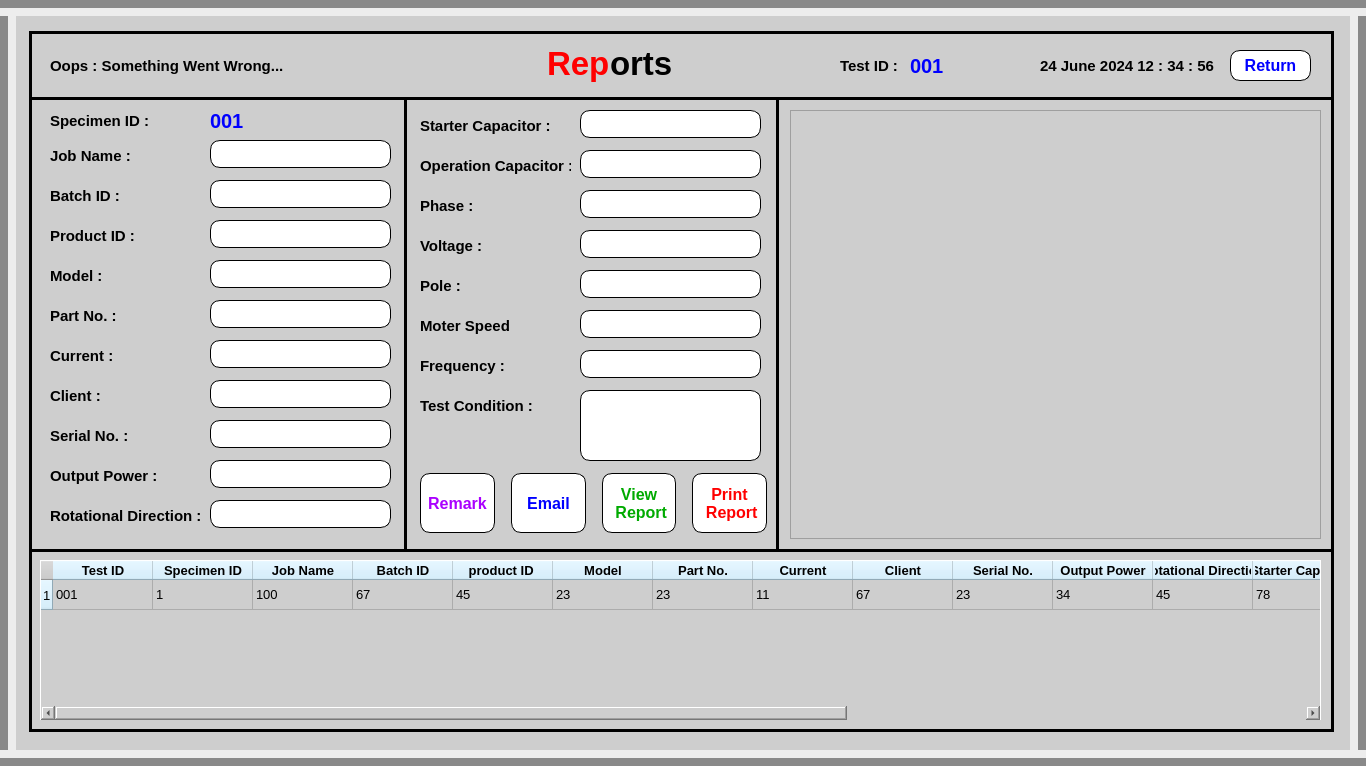
Before: the Qt Designer form ROLTA-DYNO/Reports.ui in sanjaymanegit/testRepo, drawn with Qt 5.
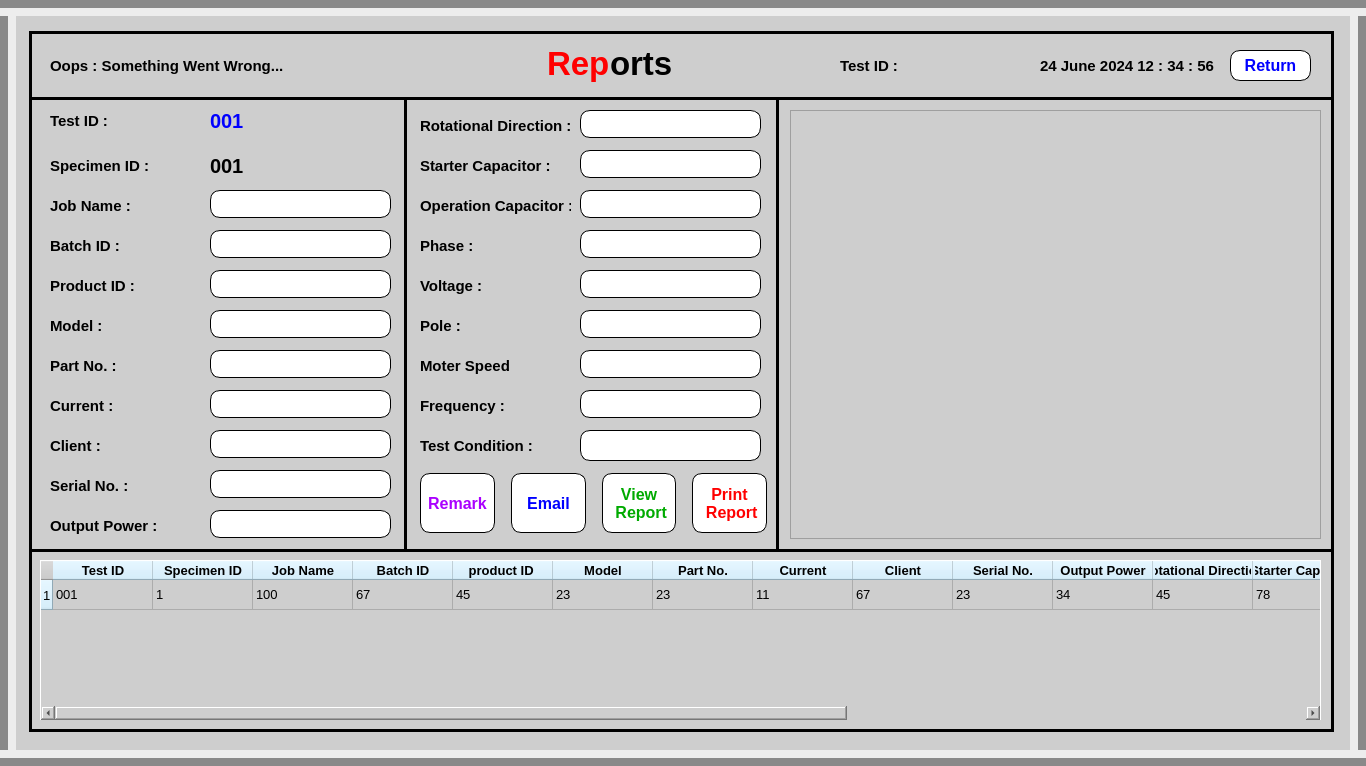
After: the same form once the commit is applied.

The edit to the form file:
```diff
--- a/ROLTA-DYNO/Reports.ui
+++ b/ROLTA-DYNO/Reports.ui
@@ -53,7 +53,7 @@
 </string>
     </property>
     <property name="text">
-     <string>Specimen ID :</string>
+     <string>Test ID :</string>
     </property>
     <property name="alignment">
      <set>Qt::AlignLeading|Qt::AlignLeft|Qt::AlignVCenter</set>
@@ -63,7 +63,7 @@
     <property name="geometry">
      <rect>
       <x>50</x>
-      <y>260</y>
+      <y>310</y>
       <width>151</width>
       <height>31</height>
      </rect>
@@ -93,7 +93,7 @@
     <property name="geometry">
      <rect>
       <x>50</x>
-      <y>460</y>
+      <y>510</y>
       <width>151</width>
       <height>31</height>
      </rect>
@@ -123,7 +123,7 @@
     <property name="geometry">
      <rect>
       <x>210</x>
-      <y>260</y>
+      <y>310</y>
       <width>181</width>
       <height>28</height>
      </rect>
@@ -159,7 +159,7 @@
     <property name="geometry">
      <rect>
       <x>580</x>
-      <y>230</y>
+      <y>270</y>
       <width>181</width>
       <height>28</height>
      </rect>
@@ -195,7 +195,7 @@
     <property name="geometry">
      <rect>
       <x>50</x>
-      <y>220</y>
+      <y>270</y>
       <width>151</width>
       <height>31</height>
      </rect>
@@ -299,7 +299,7 @@
     <property name="geometry">
      <rect>
       <x>420</x>
-      <y>230</y>
+      <y>270</y>
       <width>101</width>
       <height>31</height>
      </rect>
@@ -329,7 +329,7 @@
     <property name="geometry">
      <rect>
       <x>580</x>
-      <y>150</y>
+      <y>190</y>
       <width>181</width>
       <height>28</height>
      </rect>
@@ -364,7 +364,7 @@
     <property name="geometry">
      <rect>
       <x>50</x>
-      <y>340</y>
+      <y>390</y>
       <width>151</width>
       <height>31</height>
      </rect>
@@ -394,7 +394,7 @@
     <property name="geometry">
      <rect>
       <x>420</x>
-      <y>110</y>
+      <y>150</y>
       <width>151</width>
       <height>31</height>
      </rect>
@@ -460,7 +460,7 @@
     <property name="geometry">
      <rect>
       <x>420</x>
-      <y>350</y>
+      <y>390</y>
       <width>151</width>
       <height>31</height>
      </rect>
@@ -490,7 +490,7 @@
     <property name="geometry">
      <rect>
       <x>210</x>
-      <y>460</y>
+      <y>510</y>
       <width>181</width>
       <height>28</height>
      </rect>
@@ -525,7 +525,7 @@
     <property name="geometry">
      <rect>
       <x>580</x>
-      <y>350</y>
+      <y>390</y>
       <width>181</width>
       <height>28</height>
      </rect>
@@ -560,7 +560,7 @@
     <property name="geometry">
      <rect>
       <x>420</x>
-      <y>270</y>
+      <y>310</y>
       <width>91</width>
       <height>31</height>
      </rect>
@@ -590,7 +590,7 @@
     <property name="geometry">
      <rect>
       <x>50</x>
-      <y>140</y>
+      <y>190</y>
       <width>151</width>
       <height>31</height>
      </rect>
@@ -620,7 +620,7 @@
     <property name="geometry">
      <rect>
       <x>50</x>
-      <y>180</y>
+      <y>230</y>
       <width>151</width>
       <height>31</height>
      </rect>
@@ -650,7 +650,7 @@
     <property name="geometry">
      <rect>
       <x>50</x>
-      <y>300</y>
+      <y>350</y>
       <width>151</width>
       <height>31</height>
      </rect>
@@ -680,7 +680,7 @@
     <property name="geometry">
      <rect>
       <x>50</x>
-      <y>420</y>
+      <y>470</y>
       <width>151</width>
       <height>31</height>
      </rect>
@@ -710,7 +710,7 @@
     <property name="geometry">
      <rect>
       <x>210</x>
-      <y>420</y>
+      <y>470</y>
       <width>181</width>
       <height>28</height>
      </rect>
@@ -745,7 +745,7 @@
     <property name="geometry">
      <rect>
       <x>580</x>
-      <y>310</y>
+      <y>350</y>
       <width>181</width>
       <height>28</height>
      </rect>
@@ -810,7 +810,7 @@
     <property name="geometry">
      <rect>
       <x>210</x>
-      <y>180</y>
+      <y>230</y>
       <width>181</width>
       <height>28</height>
      </rect>
@@ -846,7 +846,7 @@
     <property name="geometry">
      <rect>
       <x>420</x>
-      <y>190</y>
+      <y>230</y>
       <width>101</width>
       <height>31</height>
      </rect>
@@ -876,7 +876,7 @@
     <property name="geometry">
      <rect>
       <x>210</x>
-      <y>340</y>
+      <y>390</y>
       <width>181</width>
       <height>28</height>
      </rect>
@@ -912,7 +912,7 @@
     <property name="geometry">
      <rect>
       <x>580</x>
-      <y>110</y>
+      <y>150</y>
       <width>181</width>
       <height>28</height>
      </rect>
@@ -1014,7 +1014,7 @@
     <property name="geometry">
      <rect>
       <x>420</x>
-      <y>150</y>
+      <y>190</y>
       <width>151</width>
       <height>31</height>
      </rect>
@@ -1043,8 +1043,8 @@
    <widget class="QLabel" name="label_71">
     <property name="geometry">
      <rect>
-      <x>50</x>
-      <y>500</y>
+      <x>420</x>
+      <y>110</y>
       <width>151</width>
       <height>31</height>
      </rect>
@@ -1074,7 +1074,7 @@
     <property name="geometry">
      <rect>
       <x>50</x>
-      <y>380</y>
+      <y>430</y>
       <width>151</width>
       <height>31</height>
      </rect>
@@ -1104,9 +1104,9 @@
     <property name="geometry">
      <rect>
       <x>580</x>
-      <y>390</y>
+      <y>430</y>
       <width>181</width>
-      <height>71</height>
+      <height>31</height>
      </rect>
     </property>
     <property name="font">
@@ -1137,7 +1137,7 @@
     <property name="geometry">
      <rect>
       <x>210</x>
-      <y>140</y>
+      <y>190</y>
       <width>181</width>
       <height>28</height>
      </rect>
@@ -1173,7 +1173,7 @@
     <property name="geometry">
      <rect>
       <x>210</x>
-      <y>300</y>
+      <y>350</y>
       <width>181</width>
       <height>28</height>
      </rect>
@@ -1388,7 +1388,7 @@
     <property name="geometry">
      <rect>
       <x>580</x>
-      <y>190</y>
+      <y>230</y>
       <width>181</width>
       <height>28</height>
      </rect>
@@ -1424,7 +1424,7 @@
     <property name="geometry">
      <rect>
       <x>210</x>
-      <y>220</y>
+      <y>270</y>
       <width>181</width>
       <height>28</height>
      </rect>
@@ -1458,8 +1458,8 @@
    <widget class="QLineEdit" name="lineEdit_22">
     <property name="geometry">
      <rect>
-      <x>210</x>
-      <y>500</y>
+      <x>580</x>
+      <y>110</y>
       <width>181</width>
       <height>28</height>
      </rect>
@@ -1494,7 +1494,7 @@
     <property name="geometry">
      <rect>
       <x>210</x>
-      <y>380</y>
+      <y>430</y>
       <width>181</width>
       <height>28</height>
      </rect>
@@ -1559,7 +1559,7 @@
     <property name="geometry">
      <rect>
       <x>420</x>
-      <y>310</y>
+      <y>350</y>
       <width>91</width>
       <height>31</height>
      </rect>
@@ -1589,7 +1589,7 @@
     <property name="geometry">
      <rect>
       <x>420</x>
-      <y>390</y>
+      <y>430</y>
       <width>151</width>
       <height>31</height>
      </rect>
@@ -1678,7 +1678,7 @@
     <property name="geometry">
      <rect>
       <x>580</x>
-      <y>270</y>
+      <y>310</y>
       <width>181</width>
       <height>28</height>
      </rect>
@@ -2408,10 +2408,10 @@
    <widget class="QLabel" name="label_59">
     <property name="geometry">
      <rect>
-      <x>910</x>
-      <y>40</y>
+      <x>210</x>
+      <y>150</y>
       <width>61</width>
-      <height>51</height>
+      <height>31</height>
      </rect>
     </property>
     <property name="font">
@@ -2423,7 +2423,7 @@
      </font>
     </property>
     <property name="styleSheet">
-     <string notr="true">color: rgb(0, 0, 255);
+     <string notr="true">color: rgb(0, 0, 0);
 
 
 </string>
@@ -2465,6 +2465,36 @@
      <set>Qt::AlignLeading|Qt::AlignLeft|Qt::AlignVCenter</set>
     </property>
    </widget>
+   <widget class="QLabel" name="label_61">
+    <property name="geometry">
+     <rect>
+      <x>50</x>
+      <y>150</y>
+      <width>151</width>
+      <height>31</height>
+     </rect>
+    </property>
+    <property name="font">
+     <font>
+      <family>Arial</family>
+      <pointsize>11</pointsize>
+      <weight>75</weight>
+      <bold>true</bold>
+     </font>
+    </property>
+    <property name="styleSheet">
+     <string notr="true">color: rgb(0, 0, 0);
+
+
+</string>
+    </property>
+    <property name="text">
+     <string>Specimen ID :</string>
+    </property>
+    <property name="alignment">
+     <set>Qt::AlignLeading|Qt::AlignLeft|Qt::AlignVCenter</set>
+    </property>
+   </widget>
    <zorder>label_48</zorder>
    <zorder>label_55</zorder>
    <zorder>label_70</zorder>
```
Left out of the diff: 1 changed line with no effect on the pictures.
